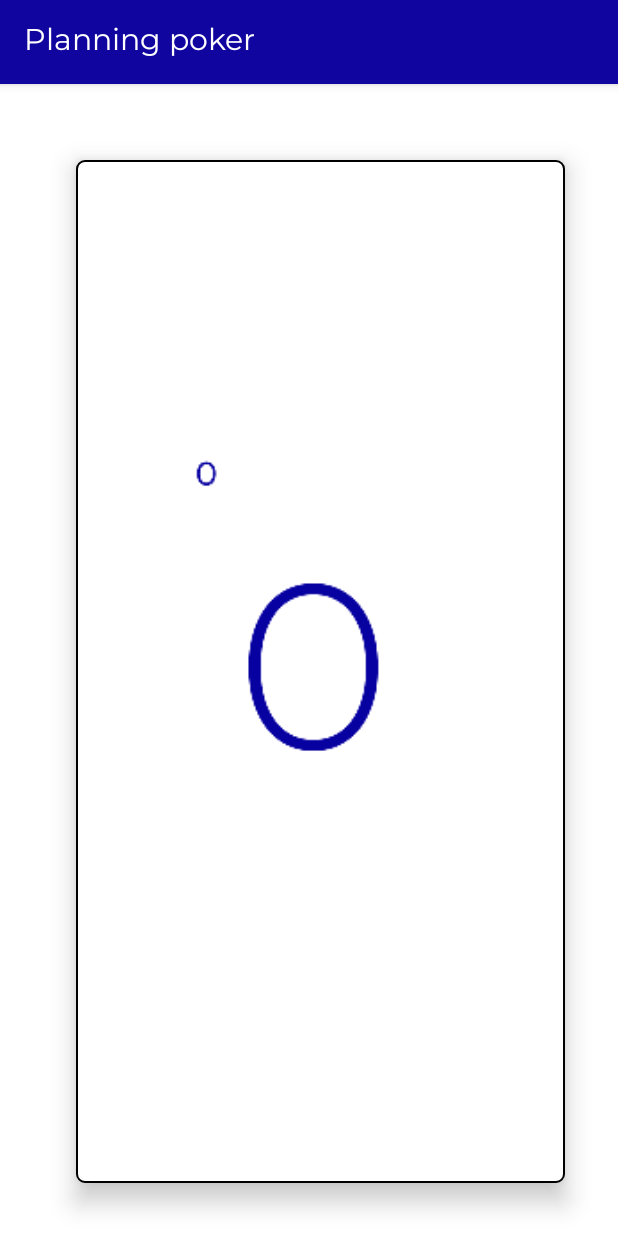
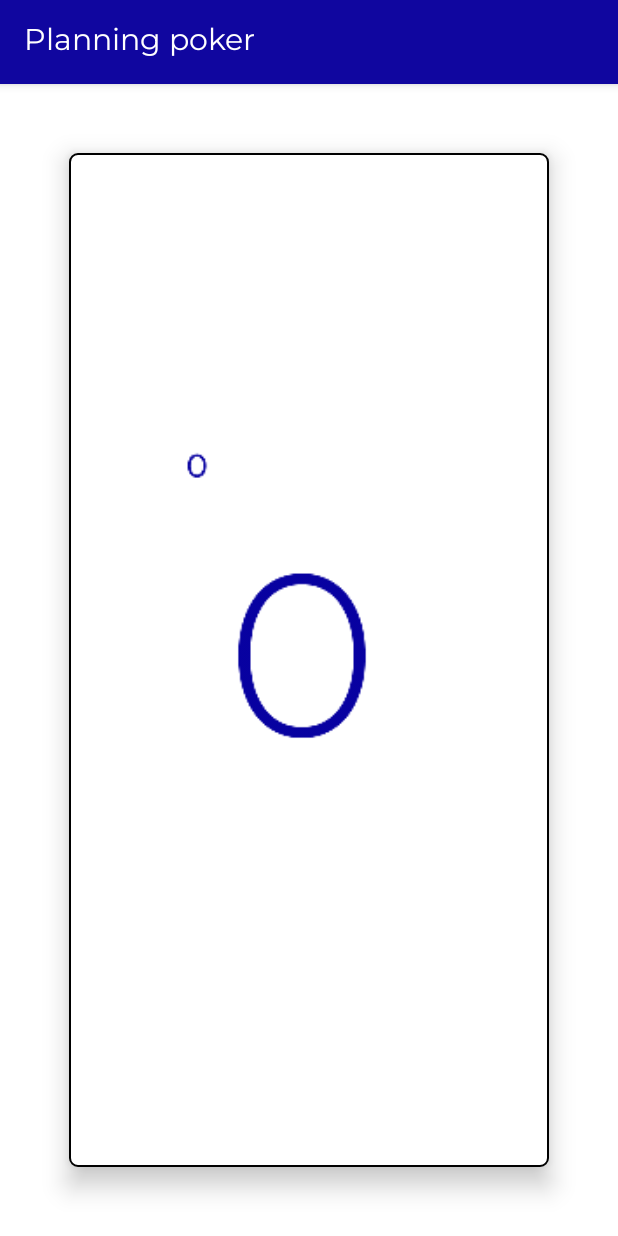
Before and after one commit to antonzuev87/AndroidScrumCards, an Android app: the CardViewFragment screen opened through its navigation route, on a phone screen of 412 x 824 dp. Run offline under Robolectric (Android 15) with nearby library versions, the phone set to English and light mode, and no system bars.

Commit message:
Refactoring of the code

```diff
--- a/app/src/main/java/com/autentia/scrumcards/CardViewFragment.kt
+++ b/app/src/main/java/com/autentia/scrumcards/CardViewFragment.kt
@@ -45,26 +45,23 @@ class CardViewFragment : Fragment(), GestureReceiverInterface {
     }
 
     override fun onViewCreated(view: View, savedInstanceState: Bundle?) {
-        // Instantiate the gesture detector with the
-        // application context and an implementation of
-        // GestureDetector.OnGestureListener
         super.onViewCreated(view, savedInstanceState)
-        //val mDetector = GestureDetectorCompat(activity, MyGestureDetector(activity!!, imageView))
-        imageView.setOnTouchListener(MyTouchListener(activity!!, innerFrame, this))
+        imageView.setOnTouchListener(MyTouchListener(innerFrame, this))
         frameLayout
     }
 
     override fun onActivityCreated(savedInstanceState: Bundle?) {
         super.onActivityCreated(savedInstanceState)
-        viewModel =
-            ViewModelProviders.of(this.activity!!).get(CardViewFragmentViewModel::class.java)
+        viewModel = activity?.run { ViewModelProviders.of(this).get(CardViewFragmentViewModel::class.java) } ?: throw Exception("Invalid activity")
         viewModel.cardItem.observe(this, Observer<CardsUtil.CardItem> {
             val resourceId = this.resources.getIdentifier(
                 CardsUtil.getCardImageIdentifier(it.imageName),
                 "drawable",
                 this.activity?.packageName
             )
-            imageViewAnimatedChange(context!!, imageView, resourceId)
+            context?.run {
+                imageViewAnimatedChange(this, imageView, resourceId)
+            }
             if (it.bottomText!= null) {
                 bottomText.text = getString(
                     this.resources.getIdentifier(
@@ -139,13 +136,14 @@ class CardViewFragment : Fragment(), GestureReceiverInterface {
     private fun createImageView(gravity: Int, imageName: String?, width: Int, height: Int): ImageView {
         val imageView = ImageView(context)
         if(imageName!= null) {
-            val resourceId = context!!.resources.getIdentifier(
+            context?.let {
+                val resourceId = it.resources.getIdentifier(
                 imageName,
                 "drawable",
-                context?.packageName
-            )
-            imageView.setImageResource(resourceId)
-            imageView.setBackgroundResource(R.drawable.card_view_image_view_background)
+                it.packageName)
+                imageView.setImageResource(resourceId)
+                imageView.setBackgroundResource(R.drawable.card_view_image_view_background)
+            }
         }
         imageView.layoutParams = FrameLayout.LayoutParams(width, height, gravity)
         return imageView
@@ -153,7 +151,7 @@ class CardViewFragment : Fragment(), GestureReceiverInterface {
 }
 
 
-class MyTouchListener(var context: Context, private var cardFrameLayout: ViewGroup, var gestureListener: GestureReceiverInterface) : View.OnTouchListener {
+class MyTouchListener(private var cardFrameLayout: ViewGroup, private var gestureListener: GestureReceiverInterface) : View.OnTouchListener {
 
     private var mLastTouchX: Float = 0.0f
     private var imageViewInitialX: Float = 0.0f
@@ -166,34 +164,19 @@ class MyTouchListener(var context: Context, private var cardFrameLayout: ViewGro
         if (event!=null) {
             when (event.action) {
                 MotionEvent.ACTION_DOWN -> {
-                    // Remember where we started (for dragging)
                     gestureListener.onTouchDown()
                     mLastTouchX = event.rawX
+                    // Remember where we started (for dragging)
                     imageViewInitialX = cardFrameLayout.x
                 }
                 MotionEvent.ACTION_MOVE -> {
                     mPosX += event.rawX - mLastTouchX
                     cardFrameLayout.x = cardFrameLayout.x + (event.rawX - mLastTouchX)
                     val distance = cardFrameLayout.x - imageViewInitialX
-                    Log.i("Distance","Distance $distance")
                     when {
                         distance > imageAppearingDistance -> gestureListener.onDragLeft(distance)
                         distance < -imageAppearingDistance -> gestureListener.onDragRight(distance)
                     }
-
-                    //                    if ((event.rawX - imageViewInitialX) > slideDistance) {
-//                        gestureListener.onDragLeft()
-//                    } else if((mLastTouchX - event.rawX) > slideDistance)  {
-//                        gestureListener.onDragRight()
-//                    }
-                    // Remember this touch position for the next move event
-
-//                    if ((event.rawX - imageViewInitialX) > slideDistance) {
-//                        gestureListener.onDragLeft()
-//                    } else if((mLastTouchX - event.rawX) > slideDistance)  {
-//                        gestureListener.onDragRight()
-//                    }
-                    // Remember this touch position for the next move event
                     mLastTouchX = event.rawX
                 }
                 MotionEvent.ACTION_UP, MotionEvent.ACTION_CANCEL -> {
--- a/app/src/main/res/layout/card_view_fragment.xml
+++ b/app/src/main/res/layout/card_view_fragment.xml
@@ -13,21 +13,17 @@
         android:id="@+id/innerFrame"
         android:layout_width="match_parent"
         android:layout_height="match_parent"
-        android:layout_marginStart="15dp"
-        android:layout_marginLeft="15dp"
-        android:layout_marginTop="15dp"
-        android:layout_marginRight="15dp"
-        android:elevation="10dp">
+        android:layout_margin="5dp"
+        android:elevation="10dp"
+        android:padding="5dp">
 
         <ImageView
             android:id="@+id/imageView"
             android:layout_width="0dp"
             android:layout_height="0dp"
-            android:layout_marginStart="30dp"
-            android:layout_marginTop="30dp"
-            android:layout_marginEnd="30dp"
-            android:layout_marginBottom="30dp"
+            android:layout_margin="30dp"
             android:background="@drawable/card_view_image_view_background"
+            android:contentDescription="@string/card_image_description"
             android:cropToPadding="false"
             android:elevation="10dp"
             android:scaleType="fitCenter"
--- a/app/src/main/res/values/strings.xml
+++ b/app/src/main/res/values/strings.xml
@@ -12,4 +12,5 @@
     <string name="continueCardText">Too much time is being devoted to a point or topic</string>
     <string name="infinityCardText">The PBI is too big and it needs to be divided</string>
     <string name="zeroCardText">The PBI is already done or doesn\'t require any effort</string>
+    <string name="card_image_description">card image</string>
 </resources>
```
